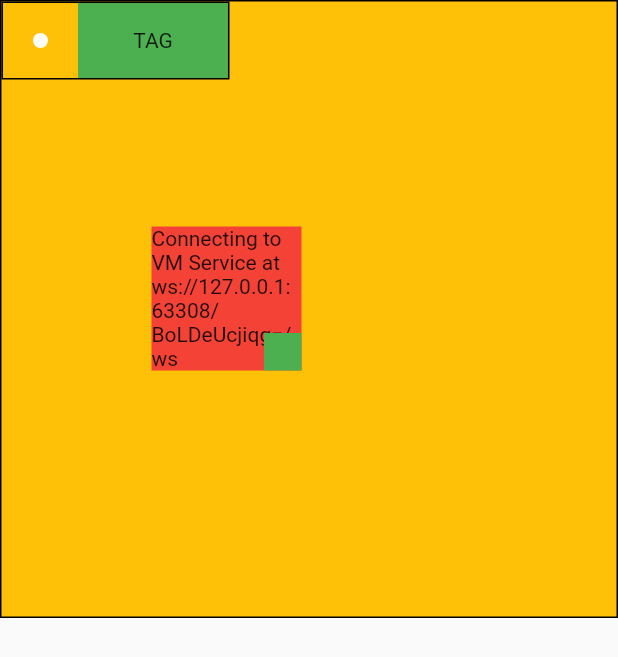
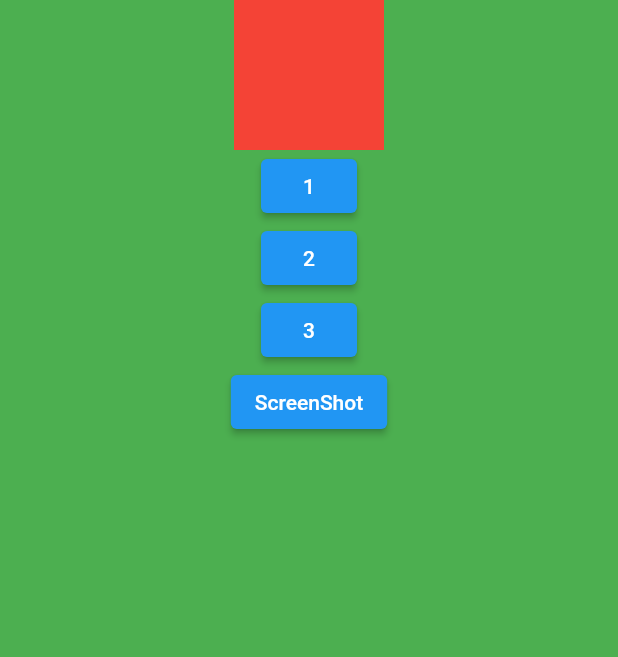
Before and after one commit to HeoKyuTae/Flutter-Source, a Flutter app: the screen it shows after launch, on a phone screen of 412 x 824 dp. Shown: the top 657 px of the screen. Run offline on Flutter 3.47's test engine with Material 2 defaults, Android fonts, the phone set to English and light mode, and no system bars; drawn by our look-alikes of screenshot; our stand-ins replace cached_network_image, webview_flutter; missing offline and left inert: matrix4_transform.

Commit message:
IndexedStack -> ScreenShot 추가

```diff
--- /dev/null
+++ b/lib/idxstack.dart
@@ -0,0 +1,156 @@
+import 'dart:io';
+
+import 'package:flutter/material.dart';
+import 'package:make_source/idxStackBox.dart';
+import 'package:path_provider/path_provider.dart';
+import 'package:screenshot/screenshot.dart';
+
+class IdxStack extends StatefulWidget {
+  const IdxStack({super.key});
+
+  @override
+  State<IdxStack> createState() => _IdxStackState();
+}
+
+class _IdxStackState extends State<IdxStack> {
+  late ScreenshotController screenshotController;
+  List<ScreenshotController> controllers = [];
+  List<Widget> list = [];
+  List<Color> colors = [
+    Colors.red,
+    Colors.blue,
+    Colors.black,
+  ];
+  int isSelect = 0;
+  File? file;
+  int sum = 0;
+
+  @override
+  void initState() {
+    for (var i = 0; i < 3; i++) {
+      screenshotController = ScreenshotController();
+      if (controllers.contains(screenshotController)) {
+        print('same');
+      } else {
+        print('insert');
+        controllers.add(screenshotController);
+        list.add(IdxStackBox(color: colors[i], screenshotController: screenshotController));
+      }
+    }
+
+    print(controllers.length);
+    print(controllers);
+    super.initState();
+  }
+
+  void shot(int i) {
+    controllers[i].capture(delay: const Duration(milliseconds: 10)).then(
+      (capturedImage) async {
+        print(capturedImage);
+
+        final rootDir = await getTemporaryDirectory();
+        var dir = '${rootDir.path}/image';
+        print(dir);
+
+        dir = '$dir/screenshot';
+
+        final directory = Directory(dir);
+        if (!directory.existsSync()) {
+          directory.createSync(recursive: true);
+        }
+
+        if (capturedImage != null) {
+          file = await File('$dir/shot${DateTime.now().toString()}.png').writeAsBytes(capturedImage, flush: true);
+        }
+
+        setState(() {
+          sum++;
+        });
+      },
+    ).catchError(
+      (onError) {
+        print(onError);
+      },
+    );
+
+    /*
+    for (var i = 0; i < controllers.length; i++) {
+      var control = controllers[i];
+      control.capture(delay: const Duration(milliseconds: 10)).then(
+        (capturedImage) async {
+          print(capturedImage);
+
+          final rootDir = await getTemporaryDirectory();
+          var dir = '${rootDir.path}/image';
+          print(dir);
+
+          dir = '$dir/screenshot';
+
+          final directory = Directory(dir);
+          if (!directory.existsSync()) {
+            directory.createSync(recursive: true);
+          }
+
+          if (capturedImage != null) {
+            file = await File('$dir/shot${DateTime.now().toString()}.png').writeAsBytes(capturedImage, flush: true);
+          }
+
+          setState(() {});
+        },
+      ).catchError(
+        (onError) {
+          print(onError);
+        },
+      );
+    }
+    */
+  }
+
+  @override
+  Widget build(BuildContext context) {
+    return Scaffold(
+      body: SafeArea(
+        child: Container(
+          color: Colors.green,
+          alignment: Alignment.center,
+          child: Column(
+            children: [
+              IndexedStack(index: isSelect, children: list),
+              ElevatedButton(
+                  onPressed: () {
+                    print('object');
+                    setState(() {
+                      isSelect = 0;
+                    });
+                  },
+                  child: const Text('1')),
+              ElevatedButton(
+                  onPressed: () {
+                    print('object');
+                    setState(() {
+                      isSelect = 1;
+                    });
+                  },
+                  child: const Text('2')),
+              ElevatedButton(
+                  onPressed: () {
+                    print('object');
+                    setState(() {
+                      isSelect = 2;
+                    });
+                  },
+                  child: const Text('3')),
+              ElevatedButton(
+                  onPressed: () {
+                    print('shot');
+                    shot(sum);
+                  },
+                  child: const Text('ScreenShot')),
+              file == null ? Container() : Image.file(file!)
+            ],
+          ),
+        ),
+      ),
+    );
+  }
+}
--- /dev/null
+++ b/lib/idxstackbox.dart
@@ -0,0 +1,20 @@
+import 'package:flutter/material.dart';
+import 'package:screenshot/screenshot.dart';
+
+class IdxStackBox extends StatelessWidget {
+  final ScreenshotController screenshotController;
+  final Color color;
+  const IdxStackBox({super.key, required this.color, required this.screenshotController});
+
+  @override
+  Widget build(BuildContext context) {
+    return Screenshot(
+      controller: screenshotController,
+      child: Container(
+        width: 100,
+        height: 100,
+        color: color,
+      ),
+    );
+  }
+}
--- a/lib/main.dart
+++ b/lib/main.dart
@@ -1,11 +1,12 @@
 import 'package:flutter/material.dart';
 import 'package:make_source/box.dart';
 import 'package:make_source/box1.dart';
+import 'package:make_source/idxstack.dart';
 import 'package:make_source/scrap.dart';
 
 void main() {
   runApp(const MaterialApp(
-    home: Box(),
+    home: IdxStack(),
   ));
 }
 
--- a/pubspec.yaml
+++ b/pubspec.yaml
@@ -42,6 +42,8 @@ dependencies:
   html: ^0.15.1
   get: ^4.6.5
   matrix4_transform: ^2.0.1
+  screenshot: ^1.3.0
+  path_provider: ^2.0.11
 
 dev_dependencies:
   flutter_test:
```
Also changed, not shown: pubspec.lock, 1 other file.
